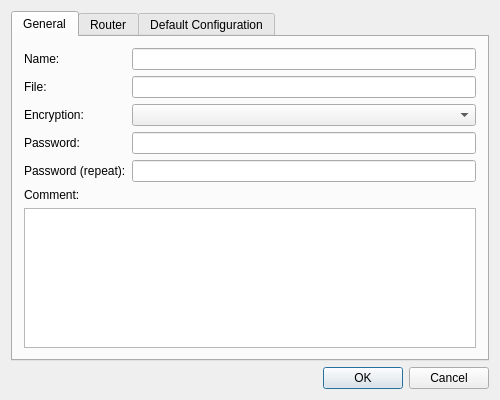
This is source/console/address_book_dialog.ui in dchapyshev/aspia as Qt 5 draws it before an edit. The edited form follows.
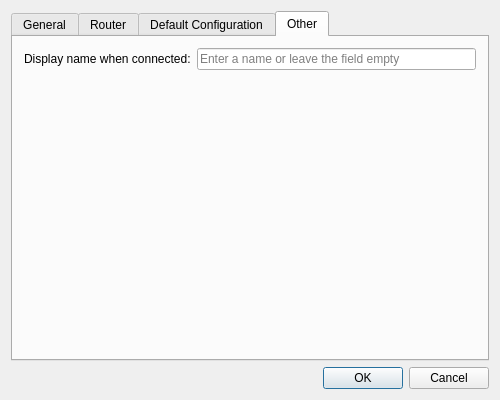
This is the edited form. The open tabs and pages were chosen to show the change. Icons and pictures are not drawn.

Commit message: Implemented the ability to specify a display name.

Patch:
```diff
--- a/source/console/address_book_dialog.ui
+++ b/source/console/address_book_dialog.ui
@@ -295,6 +295,47 @@
        </item>
       </layout>
      </widget>
+     <widget class="QWidget" name="tab_other">
+      <attribute name="title">
+       <string>Other</string>
+      </attribute>
+      <layout class="QVBoxLayout" name="verticalLayout_8">
+       <item>
+        <layout class="QHBoxLayout" name="horizontalLayout_2">
+         <item>
+          <widget class="QLabel" name="label_display_name">
+           <property name="text">
+            <string>Display name when connected:</string>
+           </property>
+          </widget>
+         </item>
+         <item>
+          <widget class="QLineEdit" name="edit_display_name">
+           <property name="maxLength">
+            <number>16</number>
+           </property>
+           <property name="placeholderText">
+            <string>Enter a name or leave the field empty</string>
+           </property>
+          </widget>
+         </item>
+        </layout>
+       </item>
+       <item>
+        <spacer name="verticalSpacer">
+         <property name="orientation">
+          <enum>Qt::Vertical</enum>
+         </property>
+         <property name="sizeHint" stdset="0">
+          <size>
+           <width>20</width>
+           <height>269</height>
+          </size>
+         </property>
+        </spacer>
+       </item>
+      </layout>
+     </widget>
     </widget>
    </item>
    <item>
```
Left out of the diff: 2 changed lines with no effect on the pictures. The commit also changes 38 other files.
